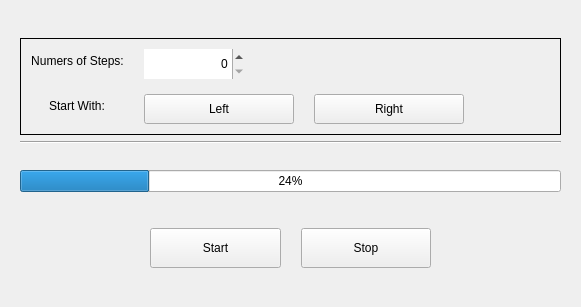
Qt form src/gui_pkg/include/gui_pkg/walking_form.ui (cristianbass01/GUI_robotic_exoskeleton) before a commit.
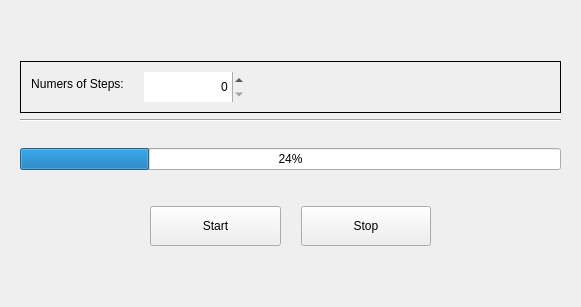
The same form after that commit.

Commit message: Auto stash before merge of "dev" and "origin/dev"

What changed in the file:
```diff
--- a/src/gui_pkg/include/gui_pkg/walking_form.ui
+++ b/src/gui_pkg/include/gui_pkg/walking_form.ui
@@ -70,95 +70,6 @@
         </property>
        </widget>
       </item>
-      <item row="1" column="0">
-       <widget class="QLabel" name="label_4">
-        <property name="text">
-         <string>&lt;html&gt;&lt;head/&gt;&lt;body&gt;&lt;p align=&quot;center&quot;&gt;Start With:&lt;/p&gt;&lt;/body&gt;&lt;/html&gt;</string>
-        </property>
-        <property name="scaledContents">
-         <bool>true</bool>
-        </property>
-       </widget>
-      </item>
-      <item row="1" column="1">
-       <layout class="QHBoxLayout" name="horizontalLayout_9">
-        <property name="spacing">
-         <number>20</number>
-        </property>
-        <item>
-         <widget class="QPushButton" name="pushButton_2">
-          <property name="sizePolicy">
-           <sizepolicy hsizetype="Fixed" vsizetype="Fixed">
-            <horstretch>0</horstretch>
-            <verstretch>0</verstretch>
-           </sizepolicy>
-          </property>
-          <property name="minimumSize">
-           <size>
-            <width>150</width>
-            <height>30</height>
-           </size>
-          </property>
-          <property name="maximumSize">
-           <size>
-            <width>400</width>
-            <height>30</height>
-           </size>
-          </property>
-          <property name="text">
-           <string>Left</string>
-          </property>
-         </widget>
-        </item>
-        <item>
-         <widget class="QPushButton" name="stepButton">
-          <property name="sizePolicy">
-           <sizepolicy hsizetype="Fixed" vsizetype="MinimumExpanding">
-            <horstretch>0</horstretch>
-            <verstretch>0</verstretch>
-           </sizepolicy>
-          </property>
-          <property name="minimumSize">
-           <size>
-            <width>150</width>
-            <height>30</height>
-           </size>
-          </property>
-          <property name="maximumSize">
-           <size>
-            <width>400</width>
-            <height>30</height>
-           </size>
-          </property>
-          <property name="sizeIncrement">
-           <size>
-            <width>0</width>
-            <height>0</height>
-           </size>
-          </property>
-          <property name="text">
-           <string>Right</string>
-          </property>
-          <property name="autoDefault">
-           <bool>false</bool>
-          </property>
-         </widget>
-        </item>
-        <item>
-         <spacer name="horizontalSpacer_7">
-          <property name="orientation">
-           <enum>Qt::Horizontal</enum>
-          </property>
-          <property name="sizeHint" stdset="0">
-           <size>
-            <width>40</width>
-            <height>20</height>
-           </size>
-          </property>
-         </spacer>
-        </item>
-       </layout>
-      </item>
       <item row="0" column="1">
        <layout class="QHBoxLayout" name="horizontalLayout_10">
         <item>
```
Left out of the diff: 6 changed lines with no effect on the pictures. The commit also changes 28 other files.
